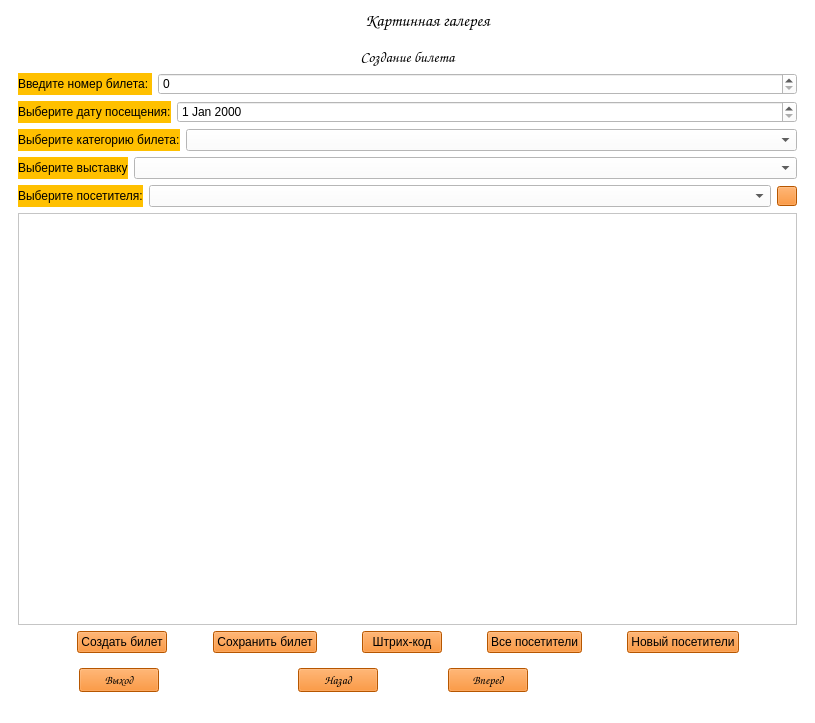
Before: the Qt Designer form main.ui in ssmlnsk/Practic2, drawn with Qt 5.
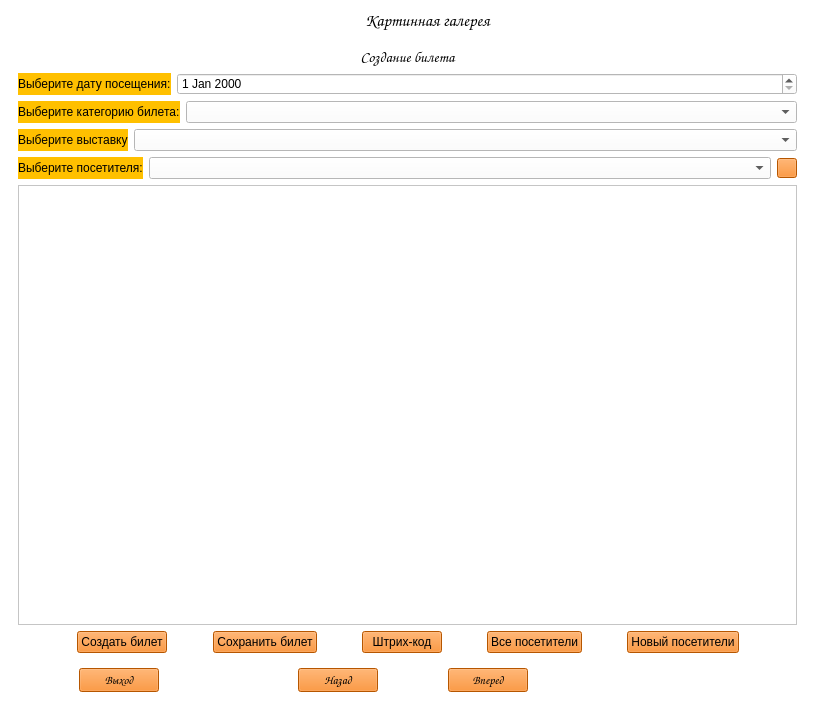
After: the same form once the commit is applied. Icons and pictures are not drawn.

The edit to the form file:
```diff
--- a/main.ui
+++ b/main.ui
@@ -500,28 +500,6 @@
               </property>
              </widget>
             </item>
-            <item>
-             <layout class="QHBoxLayout" name="horizontalLayout_10" stretch="1,10">
-              <item>
-               <widget class="QLabel" name="label_7">
-                <property name="styleSheet">
-                 <string notr="true">background-color: rgb(255,192,0);
-font: 9pt &quot;Comic Sans MS&quot;;</string>
-                </property>
-                <property name="text">
-                 <string>Введите номер билета: </string>
-                </property>
-               </widget>
-              </item>
-              <item>
-               <widget class="QSpinBox" name="spin_num_ticket">
-                <property name="maximum">
-                 <number>999999</number>
-                </property>
-               </widget>
-              </item>
-             </layout>
-            </item>
             <item>
              <layout class="QHBoxLayout" name="horizontalLayout_8" stretch="0,100">
               <item>
```
